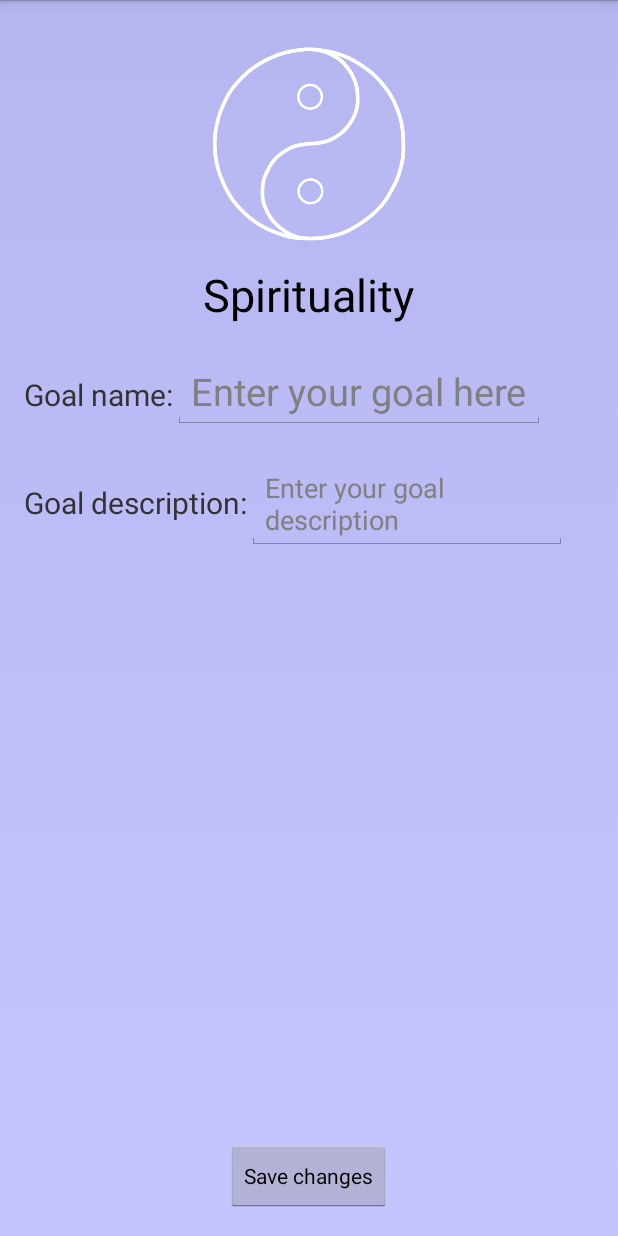
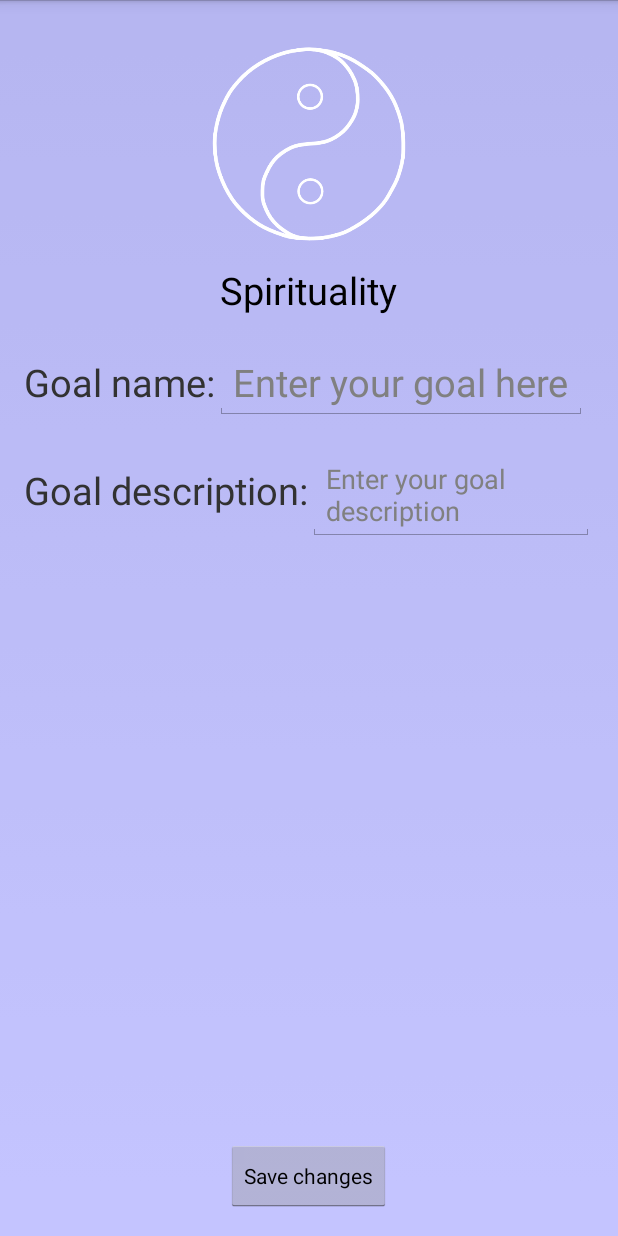
Before and after one commit to bierlingm/Xonfire, an Android app: the LifeGoal screen opened directly, with no data from a screen before it, on a phone screen of 412 x 824 dp. Run offline under Robolectric (Android 15) with nearby library versions, the light colour scheme and no system bars.

Commit message:
Dimens and other

```diff
--- a/app/src/main/res/layout/activity_life_goal.xml
+++ b/app/src/main/res/layout/activity_life_goal.xml
@@ -35,7 +35,7 @@
         android:id="@+id/goalName"
         android:layout_below="@+id/lifeImageView"
         android:layout_centerHorizontal="true"
-        android:textSize="30sp" />
+        android:textSize="@dimen/lbl_size" />
 
     <LinearLayout android:id="@+id/goaltitle_block"
         android:layout_width="wrap_content"
@@ -48,7 +48,7 @@
             android:layout_width="wrap_content"
             android:layout_height="wrap_content"
             android:text="@string/goal_name"
-            android:textSize="20sp"/>
+            android:textSize="@dimen/lbl_size"/>
         <EditText
             android:layout_width="wrap_content"
             android:layout_height="wrap_content"
@@ -69,7 +69,7 @@
         android:layout_width="wrap_content"
         android:layout_height="wrap_content"
         android:text="@string/goal_desc"
-        android:textSize="20sp"/>
+        android:textSize="@dimen/lbl_size"/>
 
     <EditText
         android:layout_width="wrap_content"
--- a/app/src/main/res/values/dimens.xml
+++ b/app/src/main/res/values/dimens.xml
@@ -5,5 +5,6 @@
     <dimen name="life_goal_icon">110dp</dimen>
     <dimen name="log_task_button">90dp</dimen>
     <dimen name="button_margin">2dp</dimen>
+    <dimen name="lbl_size">25sp</dimen>
 
 </resources>
```
